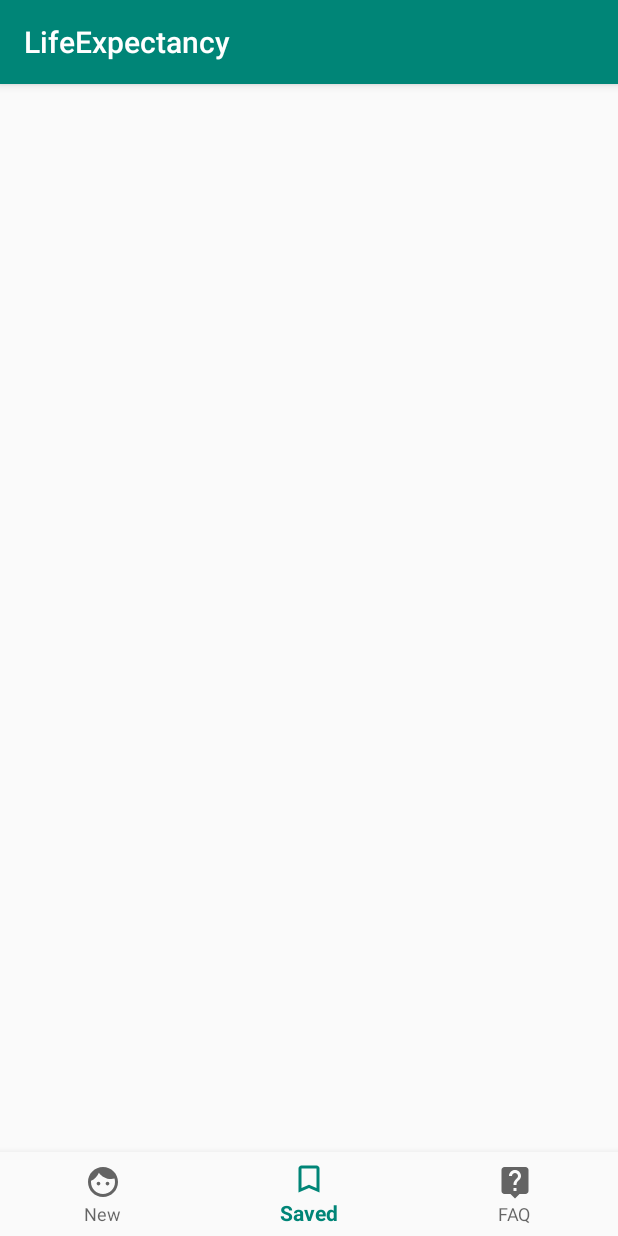
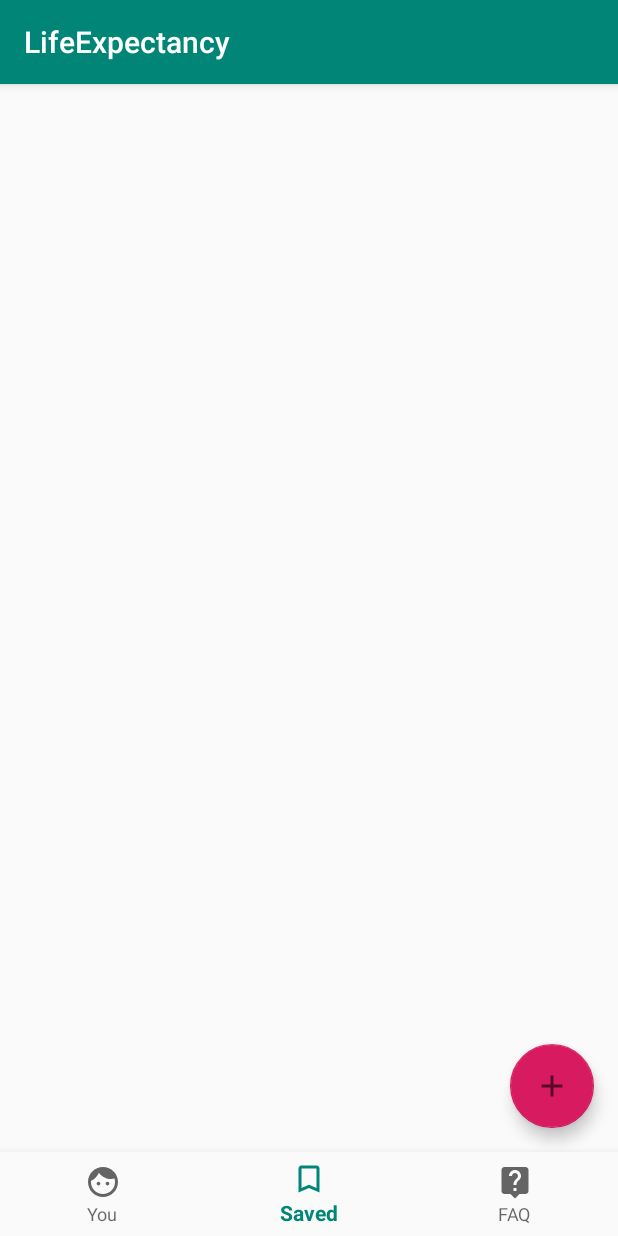
Before and after one commit to russabit/LifeExpectancy, an Android app: the screen it shows after launch (MainActivity), item 2 of the bottom bar chosen, on a phone screen of 412 x 824 dp. Run offline under Robolectric (Android 15) with nearby library versions, the phone set to English and light mode, and no system bars; our stand-ins replace Room's generated code, Timber; libraries missing offline, so code that uses them is left out: com.jakewharton.threetenabp; 1 statement that could not run was skipped.

Commit message:
fab in saved list

```diff
--- a/app/src/main/java/ru/ruslan/life_expectancy/Domain/CountriesListCreator.kt
+++ b/app/src/main/java/ru/ruslan/life_expectancy/Data/CountriesListCreator.kt
@@ -1,4 +1,6 @@
-package ru.ruslan.life_expectancy.Domain
+package ru.ruslan.life_expectancy.Data
+
+import ru.ruslan.life_expectancy.Domain.Country
 
 class CountriesListCreator {
     companion object {
--- a/app/src/main/java/ru/ruslan/life_expectancy/UI/MainActivity.kt
+++ b/app/src/main/java/ru/ruslan/life_expectancy/UI/MainActivity.kt
@@ -17,7 +17,7 @@ class MainActivity : AppCompatActivity(), OnNextFragment {
         if (savedInstanceState == null) {
             supportFragmentManager
                 .beginTransaction()
-                .add(R.id.fragment_container, fragmentFactory(AllFragmentNames.GENDER))
+                .add(R.id.fragment_container, fragmentFactory(AllFragmentNames.SAVED))
                 .commit()
         }
 
--- a/app/src/main/java/ru/ruslan/life_expectancy/UI/SharedViewModel.kt
+++ b/app/src/main/java/ru/ruslan/life_expectancy/UI/SharedViewModel.kt
@@ -6,7 +6,7 @@ import kotlinx.coroutines.Dispatchers
 import kotlinx.coroutines.launch
 import ru.ruslan.life_expectancy.Data.PersonRepository
 import ru.ruslan.life_expectancy.Domain.SavedPersonEntity
-import ru.ruslan.life_expectancy.Domain.CountriesListCreator
+import ru.ruslan.life_expectancy.Data.CountriesListCreator
 import ru.ruslan.life_expectancy.Domain.Country
 
 class SharedViewModel(private val repository: PersonRepository, application: Application) :
--- a/app/src/main/java/ru/ruslan/life_expectancy/UI/fragments/SavedFragment.kt
+++ b/app/src/main/java/ru/ruslan/life_expectancy/UI/fragments/SavedFragment.kt
@@ -49,6 +49,8 @@ class SavedFragment : Fragment(), SavedPersonAdapter.OnViewListener {
             // Update the cached copy of the words in the adapter.
             person?.let { adapter.setPersons(it) }
         })
+
+        fab.setOnClickListener { listener.onNextFragment(AllFragmentNames.GENDER) }
     }
 
     override fun onAttach(context: Context) {
--- /dev/null
+++ b/app/src/main/res/drawable/ic_baseline_add_24.xml
@@ -0,0 +1,10 @@
+<vector xmlns:android="http://schemas.android.com/apk/res/android"
+    android:width="24dp"
+    android:height="24dp"
+    android:viewportWidth="24"
+    android:viewportHeight="24"
+    android:tint="?attr/colorControlNormal">
+  <path
+      android:fillColor="@android:color/white"
+      android:pathData="M19,13h-6v6h-2v-6H5v-2h6V5h2v6h6v2z"/>
+</vector>
--- a/app/src/main/res/layout/fragment_saved.xml
+++ b/app/src/main/res/layout/fragment_saved.xml
@@ -2,7 +2,8 @@
 <androidx.constraintlayout.widget.ConstraintLayout xmlns:android="http://schemas.android.com/apk/res/android"
     xmlns:tools="http://schemas.android.com/tools"
     android:layout_width="match_parent"
-    android:layout_height="match_parent">
+    android:layout_height="match_parent"
+    xmlns:app="http://schemas.android.com/apk/res-auto">
 
     <androidx.recyclerview.widget.RecyclerView
         android:id="@+id/recyclerview_savedpersons"
@@ -12,4 +13,15 @@
         android:padding="4dp"
         tools:listitem="@layout/rv_listitem_savedperson" />
 
+    <com.google.android.material.floatingactionbutton.FloatingActionButton
+        android:id="@+id/fab"
+        android:layout_width="wrap_content"
+        android:layout_height="wrap_content"
+        android:src="@drawable/ic_baseline_add_24"
+        android:contentDescription="@string/new_person"
+        android:layout_margin="16dp"
+        app:layout_constraintBottom_toBottomOf="parent"
+        app:layout_constraintEnd_toEndOf="parent"/>
+
+
 </androidx.constraintlayout.widget.ConstraintLayout>
--- a/app/src/main/res/menu/bottom_menu.xml
+++ b/app/src/main/res/menu/bottom_menu.xml
@@ -4,16 +4,16 @@
     <item
         android:id="@+id/new_person"
         android:icon="@drawable/ic_face_black_24dp"
-        android:title="New"/>
+        android:title="@string/you"/>
 
     <item
         android:id="@+id/list_of_saved_persons"
         android:icon="@drawable/ic_bookmark_border_black_24dp"
-        android:title="Saved"/>
+        android:title="@string/saved"/>
 
     <item
         android:id="@+id/faq"
         android:icon="@drawable/ic_live_help_black_24dp"
-        android:title="FAQ"/>
+        android:title="@string/faq"/>
 
 </menu>
--- a/app/src/main/res/values/strings.xml
+++ b/app/src/main/res/values/strings.xml
@@ -3,4 +3,8 @@
 
     <!-- TODO: Remove or change this placeholder text -->
     <string name="hello_blank_fragment">Hello blank fragment</string>
+    <string name="you">You</string>
+    <string name="saved">Saved</string>
+    <string name="faq">FAQ</string>
+    <string name="new_person">new person</string>
 </resources>
```
